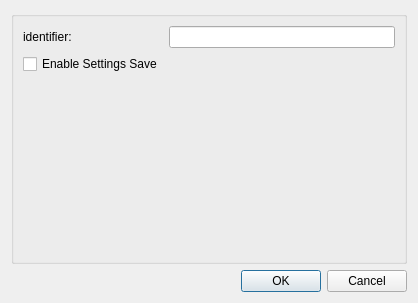
Old version of the form mapclientplugins/smoothfitstep/qt/configuredialog.ui in the repository rchristie/mapclientplugins.smoothfitstep.
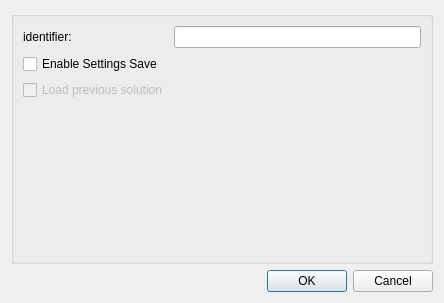
New version of the form.

```diff
--- a/mapclientplugins/smoothfitstep/qt/configuredialog.ui
+++ b/mapclientplugins/smoothfitstep/qt/configuredialog.ui
@@ -6,7 +6,7 @@
    <rect>
     <x>0</x>
     <y>0</y>
-    <width>418</width>
+    <width>444</width>
     <height>303</height>
    </rect>
   </property>
@@ -37,6 +37,16 @@
         </property>
        </widget>
       </item>
+      <item row="2" column="0">
+       <widget class="QCheckBox" name="loadPreviousSolutionCheckBox">
+        <property name="enabled">
+         <bool>false</bool>
+        </property>
+        <property name="text">
+         <string>Load previous solution</string>
+        </property>
+       </widget>
+      </item>
      </layout>
     </widget>
    </item>
```
